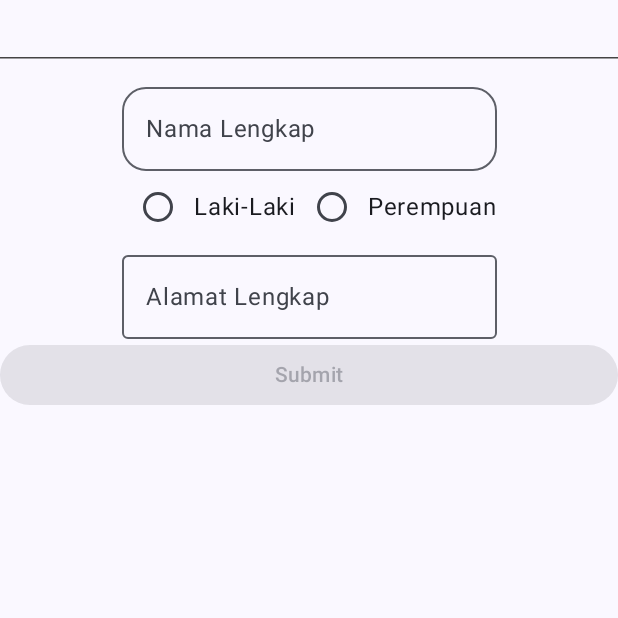
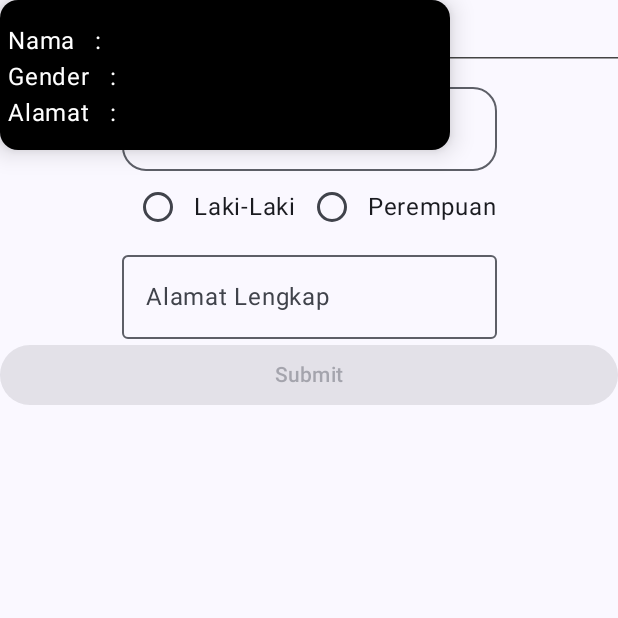
Before and after one commit to dhitozarfhan/QuesUserinput_115, an Android app built with Jetpack Compose: the screen it shows after launch (MainActivity), on a phone screen of 412 x 824 dp, the top half of it. Run offline under Robolectric (Android 15) with nearby library versions, the phone set to English and light mode, and no system bars.

Commit message:
Tambahkan kartu hasil input (ElevatedCard)

```diff
--- a/app/src/main/java/com/example/prakpam4/ui/theme/TeksEdit.kt
+++ b/app/src/main/java/com/example/prakpam4/ui/theme/TeksEdit.kt
@@ -103,7 +103,26 @@ fun FormDataDiri(
         ),
         thickness = dimensionResource(id = R.dimen.divider_tipis),
         color = Color.DarkGray
+
+
+
+
     )
+    ElevatedCard(
+        elevation = CardDefaults.cardElevation(defaultElevation = 10.dp),
+        colors = CardDefaults.cardColors(containerColor = Color.Black),
+        modifier = Modifier
+            .height(100.dp)
+            .width(300.dp)
+    ) {
+        Column(
+            modifier = Modifier.padding(horizontal = 5.dp, vertical = 15.dp),
+        ) {
+            Text(text = "Nama   :" + nama, color = Color.White)
+            Text(text = "Gender   :" + jenis, color = Color.White)
+            Text(text = "Alamat   :" + alamat, color = Color.White)
+        }
+    }
 
 
 }
```
